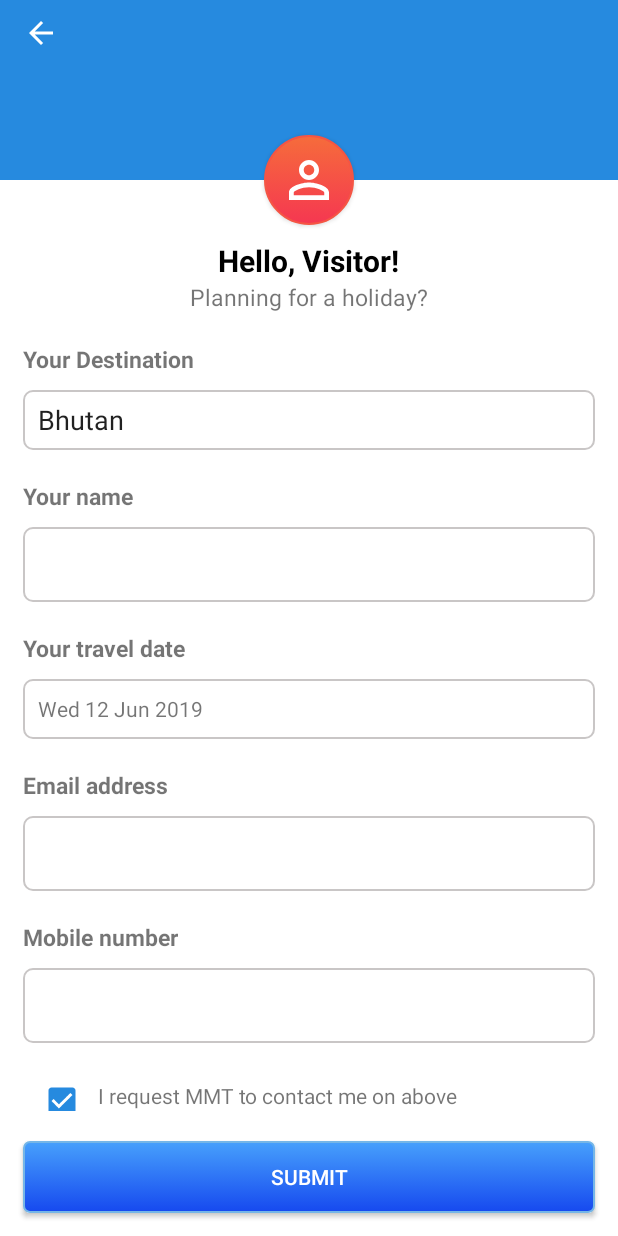
After one commit to ravisharma46/Maketripdemo, an Android app: the query screen opened directly, with no data from a screen before it, on a phone screen of 412 x 824 dp. The commit adds this screen. Run offline under Robolectric (Android 15) with nearby library versions, the phone set to English and light mode, and no system bars.

Commit message:
holiday_select activity

```diff
--- a/app/src/main/java/com/example/apple/maketripdemo/HolidayInActivity.java
+++ b/app/src/main/java/com/example/apple/maketripdemo/HolidayInActivity.java
@@ -26,7 +26,7 @@ import android.widget.Toast;
 
 public class HolidayInActivity extends AppCompatActivity {
 
-    public Button bt;
+    public Button bt,start;
     private LinearLayout mLinear;
 
 
@@ -36,6 +36,7 @@ public class HolidayInActivity extends AppCompatActivity {
         setContentView(R.layout.activity_holiday_in);
 
         bt= (Button) findViewById(R.id.fab_call);
+        start= (Button) findViewById(R.id.start_1);
         mLinear = (LinearLayout) findViewById(R.id.child_linear);
 
         getSupportActionBar().setDisplayHomeAsUpEnabled(true);
@@ -45,6 +46,24 @@ public class HolidayInActivity extends AppCompatActivity {
         final Drawable upArrow = getResources().getDrawable(R.drawable.ic_arrow_back_black_24dp);
         upArrow.setColorFilter(getResources().getColor(R.color.black), PorterDuff.Mode.SRC_ATOP);
         getSupportActionBar().setHomeAsUpIndicator(upArrow);
+
+
+
+        start.setOnClickListener(new View.OnClickListener() {
+            @Override
+            public void onClick(View view) {
+                Intent i= new Intent(HolidayInActivity.this,Holiday_select.class);
+                startActivity(i);
+            }
+        });
+
+
+
+
+
+
+
+
 
         bt.setOnClickListener(new View.OnClickListener() {
             @Override
@@ -58,18 +77,17 @@ public class HolidayInActivity extends AppCompatActivity {
                 dialog.setCanceledOnTouchOutside(true);
                 dialog.show();
 
-                TextView query = (TextView) sheetView.findViewById(R.id.send_query);
+                final TextView query_1 = (TextView) sheetView.findViewById(R.id.send_query);
                 TextView call = (TextView) sheetView.findViewById(R.id.call);
 
                 // Set  query button click listener
-                query.setOnClickListener(new View.OnClickListener() {
+                query_1.setOnClickListener(new View.OnClickListener() {
                     @Override
                     public void onClick(View v) {
                         // Dismiss the alert dialog
 
-                        Toast.makeText(getApplication(),
-                                "yes button clicked", Toast.LENGTH_SHORT).show();
-
+                       Intent i= new Intent(HolidayInActivity.this,query.class);
+                       startActivity(i);
 
                     }
                 });
--- /dev/null
+++ b/app/src/main/java/com/example/apple/maketripdemo/Holiday_select.java
@@ -0,0 +1,13 @@
+package com.example.apple.maketripdemo;
+
+import android.support.v7.app.AppCompatActivity;
+import android.os.Bundle;
+
+public class Holiday_select extends AppCompatActivity {
+
+    @Override
+    protected void onCreate(Bundle savedInstanceState) {
+        super.onCreate(savedInstanceState);
+        setContentView(R.layout.activity_holiday_select);
+    }
+}
--- /dev/null
+++ b/app/src/main/java/com/example/apple/maketripdemo/query.java
@@ -0,0 +1,81 @@
+package com.example.apple.maketripdemo;
+
+import android.content.Intent;
+import android.support.annotation.Nullable;
+import android.support.v7.app.AppCompatActivity;
+import android.os.Bundle;
+import android.view.View;
+import android.widget.Button;
+import android.widget.TextView;
+
+import java.util.Calendar;
+
+public class query extends AppCompatActivity {
+
+    public TextView date;
+    public Button submit;
+    public String s;
+
+    @Override
+    protected void onCreate(Bundle savedInstanceState) {
+        super.onCreate(savedInstanceState);
+        setContentView(R.layout.activity_query);
+
+        date=(TextView) findViewById(R.id.date_set);
+        submit=(Button) findViewById(R.id.submit_query);
+
+
+
+
+        //date set
+        final Calendar c =  Calendar.getInstance();
+        int mYear=c.get(Calendar.YEAR);
+        int mMonth=c.get(Calendar.MONTH);
+        int mDay =c.get(Calendar.DAY_OF_MONTH);
+
+        String str1 =Integer.toString(mDay)+"/"+Integer.toString(mMonth+1)+"/"+Integer.toString(mYear);
+        get_date g= new get_date();
+        g.setDate(str1);
+
+        s= g.getFormattedDate();
+        date.setText(s);
+
+        date.setOnClickListener(new View.OnClickListener() {
+            @Override
+            public void onClick(View view) {
+                Intent intent = new Intent(query.this, get_date.class);
+                startActivityForResult(intent, 2);
+            }
+        });
+
+        //----submit button action-----
+
+        submit.setOnClickListener(new View.OnClickListener() {
+            @Override
+            public void onClick(View view) {
+                finish();
+            }
+        });
+
+
+
+    }
+
+    @Override
+    protected void onActivityResult(int requestCode, int resultCode, @Nullable Intent data) {
+        super.onActivityResult(requestCode, resultCode, data);
+
+        if (requestCode == 2) {
+            String message = data.getStringExtra("MESSAGE");
+
+
+            if (message.isEmpty()) {
+                date.setText(s);
+            } else {
+
+                date.setText(message);
+            }
+
+        }
+    }
+}
--- /dev/null
+++ b/app/src/main/res/drawable/edit_layout.xml
@@ -0,0 +1,12 @@
+<?xml version="1.0" encoding="utf-8"?>
+<selector xmlns:android="http://schemas.android.com/apk/res/android">
+
+    <item >
+        <shape android:shape="rectangle"  >
+            <corners android:radius="6dip" />
+            <stroke android:width="1dip" android:color="#c9c6c6" />
+            <gradient android:angle="-90" android:startColor="#ffffff"  android:endColor="#ffffff" />
+        </shape>
+    </item>
+
+</selector>
--- a/app/src/main/res/layout/activity_holiday_in.xml
+++ b/app/src/main/res/layout/activity_holiday_in.xml
@@ -78,6 +78,16 @@
                                         android:paddingLeft="5sp"
                                         android:paddingRight="5sp"
                                         android:text="International Holiday" />
+
+
+                                    <Button
+                                        android:layout_width="match_parent"
+                                        android:id="@+id/start_1"
+                                        android:text="start"
+                                        android:layout_marginTop="50dp"
+                                        android:layout_height="wrap_content" />
+
+
 
                                 </android.support.v7.widget.CardView>
 
--- /dev/null
+++ b/app/src/main/res/layout/activity_holiday_select.xml
@@ -0,0 +1,22 @@
+<?xml version="1.0" encoding="utf-8"?>
+<RelativeLayout xmlns:android="http://schemas.android.com/apk/res/android"
+    xmlns:app="http://schemas.android.com/apk/res-auto"
+    xmlns:tools="http://schemas.android.com/tools"
+    android:layout_width="match_parent"
+    android:layout_height="match_parent"
+    tools:context=".Holiday_select">
+
+
+    <android.support.v7.widget.Toolbar
+        android:layout_width="match_parent"
+        android:background="@drawable/done_button"
+        android:layout_height="wrap_content">
+
+    </android.support.v7.widget.Toolbar>
+
+
+
+
+
+
+</RelativeLayout>
--- /dev/null
+++ b/app/src/main/res/layout/activity_query.xml
@@ -0,0 +1,235 @@
+<?xml version="1.0" encoding="utf-8"?>
+<RelativeLayout xmlns:android="http://schemas.android.com/apk/res/android"
+    xmlns:app="http://schemas.android.com/apk/res-auto"
+    xmlns:tools="http://schemas.android.com/tools"
+    android:layout_width="match_parent"
+    android:background="@color/white"
+    android:layout_height="match_parent"
+    tools:context=".query">
+
+
+
+
+<RelativeLayout
+    android:layout_width="match_parent"
+    android:layout_above="@+id/submit_query"
+    android:layout_height="wrap_content">
+    <android.support.v4.widget.NestedScrollView
+        android:layout_width="match_parent"
+        android:layout_alignParentTop="true"
+        android:layout_height="wrap_content">
+        <LinearLayout
+            android:layout_width="match_parent"
+            android:orientation="vertical"
+            android:layout_height="wrap_content">
+
+            <ImageView
+                android:layout_width="match_parent"
+                android:layout_height="120dp"
+                android:background="@color/blue"
+                />
+
+
+            <Button
+                android:layout_width="60dp"
+                android:background="@drawable/fab_bt"
+                android:drawableStart="@drawable/ic_person_outline_black_24dp"
+                android:paddingLeft="10dp"
+                android:layout_marginTop="-30dp"
+                android:layout_gravity="center"
+                android:layout_height="60dp" />
+
+            <TextView
+                android:layout_width="wrap_content"
+                android:text="Hello, Visitor!"
+                android:textSize="20sp"
+                android:textColor="@color/black"
+                android:textStyle="bold"
+                android:layout_gravity="center"
+                android:layout_marginTop="10dp"
+                android:layout_height="wrap_content" />
+            <TextView
+                android:layout_width="wrap_content"
+                android:text="Planning for a holiday?"
+                android:textSize="15sp"
+                android:layout_gravity="center"
+                android:layout_height="wrap_content" />
+            <TextView
+                android:layout_width="wrap_content"
+                android:text="Your Destination"
+                android:layout_marginTop="20dp"
+                android:layout_marginLeft="15dp"
+                android:textStyle="bold"
+                android:textSize="15sp"
+                android:layout_gravity="left"
+                android:layout_height="wrap_content" />
+            <EditText
+                android:layout_width="match_parent"
+                android:layout_marginLeft="15dp"
+                android:paddingLeft="10dp"
+                android:inputType="text"
+                android:background="@drawable/edit_layout"
+                android:textCursorDrawable="@null"
+                android:layout_marginTop="10dp"
+                android:text="Bhutan"
+                android:layout_marginRight="15dp"
+                android:layout_height="40dp" />
+
+            <TextView
+                android:layout_width="wrap_content"
+                android:text="Your name"
+                android:layout_marginTop="20dp"
+                android:layout_marginLeft="15dp"
+                android:textStyle="bold"
+                android:textSize="15sp"
+                android:layout_gravity="left"
+                android:layout_height="wrap_content" />
+            <EditText
+                android:layout_width="match_parent"
+                android:layout_marginLeft="15dp"
+                android:paddingLeft="10dp"
+                android:inputType="textPersonName"
+                android:background="@drawable/edit_layout"
+                android:textCursorDrawable="@null"
+                android:layout_marginTop="10dp"
+                android:layout_marginRight="15dp"
+                android:layout_height="50dp" />
+
+            <TextView
+                android:layout_width="wrap_content"
+                android:text="Your travel date"
+                android:layout_marginTop="20dp"
+                android:layout_marginLeft="15dp"
+                android:textStyle="bold"
+                android:textSize="15sp"
+                android:layout_gravity="left"
+                android:layout_height="wrap_content" />
+
+
+
+
+            <TextView
+                android:layout_width="match_parent"
+                android:id="@+id/date_set"
+                android:layout_marginLeft="15dp"
+                android:paddingLeft="10dp"
+                android:inputType="date"
+                android:text="13 jun 2019"
+                android:paddingTop="10dp"
+                android:background="@drawable/edit_layout"
+                android:textCursorDrawable="@null"
+                android:layout_marginTop="10dp"
+                android:layout_marginRight="15dp"
+                android:layout_height="40dp"
+                />
+            <TextView
+                android:layout_width="wrap_content"
+                android:text="Email address"
+                android:layout_marginTop="20dp"
+                android:layout_marginLeft="15dp"
+                android:textStyle="bold"
+                android:textSize="15sp"
+                android:layout_gravity="left"
+                android:layout_height="wrap_content" />
+            <EditText
+                android:layout_width="match_parent"
+                android:layout_marginLeft="15dp"
+                android:paddingLeft="10dp"
+                android:inputType="textEmailAddress"
+                android:background="@drawable/edit_layout"
+                android:textCursorDrawable="@null"
+                android:layout_marginTop="10dp"
+                android:layout_marginRight="15dp"
+                android:layout_height="50dp" />
+
+            <TextView
+                android:layout_width="wrap_content"
+                android:text="Mobile number"
+                android:layout_marginTop="20dp"
+                android:layout_marginLeft="15dp"
+                android:textStyle="bold"
+                android:textSize="15sp"
+                android:layout_gravity="left"
+                android:layout_height="wrap_content" />
+            <EditText
+                android:layout_width="match_parent"
+                android:layout_marginLeft="15dp"
+                android:paddingLeft="10dp"
+                android:inputType="number"
+                android:background="@drawable/edit_layout"
+                android:textCursorDrawable="@null"
+                android:layout_marginTop="10dp"
+                android:layout_marginRight="15dp"
+                android:layout_height="50dp" />
+
+            <LinearLayout
+                android:layout_width="match_parent"
+                android:orientation="horizontal"
+                android:layout_height="wrap_content">
+
+                <CheckBox
+                    android:layout_width="30dp"
+                    android:checked="true"
+                    android:buttonTint="@color/blue"
+                    android:layout_marginLeft="25dp"
+                    android:layout_marginTop="23dp"
+                    android:layout_height="30dp" />
+                <TextView
+                    android:layout_width="match_parent"
+                    android:layout_marginTop="20dp"
+                    android:layout_marginLeft="10dp"
+                    android:gravity="top"
+                    android:layout_marginBottom="20dp"
+                    android:text="I request MMT to contact me on above \nphone number or email and thus such \ncontacting is 'transanctional' as per 'TRAI' \nrules."
+                    android:layout_height="wrap_content" />
+            </LinearLayout>
+
+
+
+
+
+
+
+
+        </LinearLayout>
+
+    </android.support.v4.widget.NestedScrollView>
+</RelativeLayout>
+
+    <RelativeLayout
+        android:layout_width="match_parent"
+        android:layout_height="wrap_content">
+        <TextView
+            android:layout_width="wrap_content"
+            android:paddingTop="10dp"
+            android:paddingLeft="15dp"
+            android:clickable="true"
+            android:drawableStart="@drawable/ic_arrow_back_black_24dp"
+            android:layout_height="wrap_content" />
+    </RelativeLayout>
+
+
+
+
+
+
+    <Button
+        android:layout_width="match_parent"
+        android:id="@+id/submit_query"
+        android:layout_marginBottom="15dp"
+        android:layout_marginLeft="15dp"
+        android:layout_alignParentBottom="true"
+        android:layout_marginTop="20dp"
+        android:layout_marginRight="15dp"
+        android:background="@drawable/done_button"
+        android:text="SUBMIT"
+        android:textColor="@color/white"
+        android:layout_height="wrap_content" />
+
+
+
+
+
+
+
+</RelativeLayout>
```
Also changed, not shown: app/src/main/AndroidManifest.xml (+8 -3 lines).
